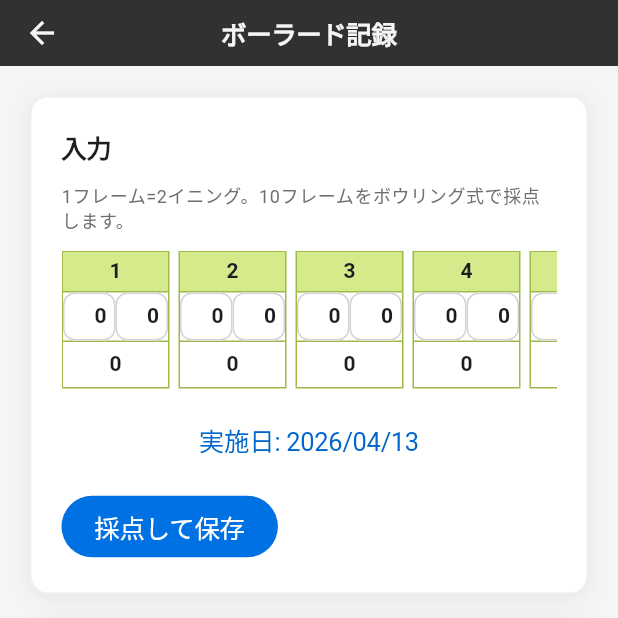
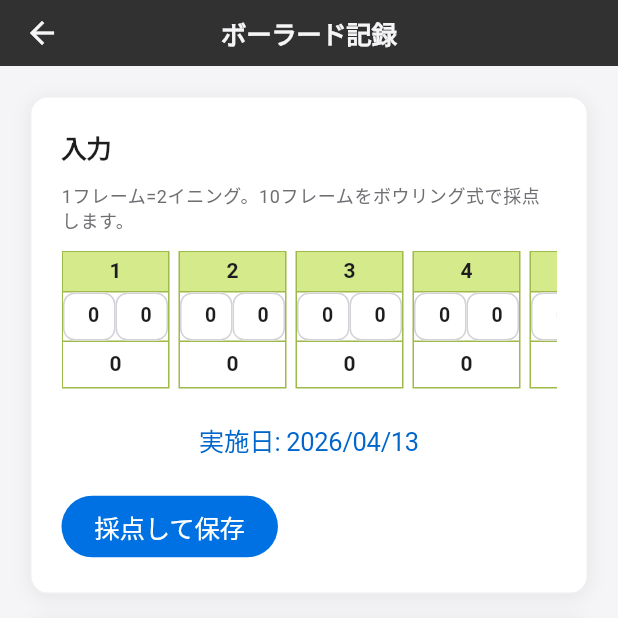
Before and after one commit to 7aota7-ai/billiards_flutter, a Flutter app: the BowlardRecordScreen screen opened directly, on a phone screen of 412 x 824 dp, the top half of it. Run offline on Flutter 3.47's test engine with Material 3 defaults, Android fonts, the phone set to English and light mode, and no system bars; our stand-ins replace shared_preferences; accounts and stored records are empty; Roboto replaces fonts that are missing (Meiryo UI).

Commit message:
fix: restore bowlard score input on mobile
Remove the overlay-based roll rendering and use direct text field input so taps work reliably on mobile browsers while keeping score hints visible.

Made-with: Cursor

```diff
--- a/lib/screens/bowlard_record_screen.dart
+++ b/lib/screens/bowlard_record_screen.dart
@@ -453,16 +453,14 @@ class _BowlardRecordScreenState extends State<BowlardRecordScreen> {
           child: _rollInput(
             controller: _firstBalls[index],
             alignRight: true,
-            hint: '',
-            preview: _markForFirst(firstValue),
+            hint: _markForFirst(firstValue),
           ),
         ),
         Expanded(
           child: _rollInput(
             controller: _secondBalls[index],
             alignRight: true,
-            hint: '',
-            preview: _markForSecond(firstValue, secondValue),
+            hint: _markForSecond(firstValue, secondValue),
           ),
         ),
       ],
@@ -480,32 +478,28 @@ class _BowlardRecordScreenState extends State<BowlardRecordScreen> {
           child: _rollInput(
             controller: _firstBalls[9],
             alignRight: true,
-            hint: '',
-            preview: _markForFirst(f10),
+            hint: _markForFirst(f10),
           ),
         ),
         Expanded(
           child: _rollInput(
             controller: _secondBalls[9],
             alignRight: true,
-            hint: '',
-            preview: _markForSecond(f10, s10),
+            hint: _markForSecond(f10, s10),
           ),
         ),
         Expanded(
           child: _rollInput(
             controller: _bonus1,
             alignRight: true,
-            hint: '',
-            preview: needBonus1 ? '${_parseRoll(_bonus1) ?? 0}' : '',
+            hint: needBonus1 ? '${_parseRoll(_bonus1) ?? 0}' : '',
           ),
         ),
         Expanded(
           child: _rollInput(
             controller: _bonus2,
             alignRight: true,
-            hint: '',
-            preview: needBonus2 ? '${_parseRoll(_bonus2) ?? 0}' : '',
+            hint: needBonus2 ? '${_parseRoll(_bonus2) ?? 0}' : '',
           ),
         ),
       ],
@@ -516,42 +510,29 @@ class _BowlardRecordScreenState extends State<BowlardRecordScreen> {
     required TextEditingController controller,
     required bool alignRight,
     required String hint,
-    required String preview,
   }) {
-    return Stack(
-      children: [
-        TextField(
+    return TextField(
       controller: controller,
       keyboardType: TextInputType.number,
       inputFormatters: [FilteringTextInputFormatter.digitsOnly],
       textAlign: alignRight ? TextAlign.right : TextAlign.left,
-          style: const TextStyle(color: Colors.transparent, fontSize: 12),
+      style: const TextStyle(
+        color: AppleColors.nearBlack,
+        fontSize: 13,
+        fontWeight: FontWeight.w700,
+      ),
       cursorColor: AppleColors.nearBlack,
       decoration: InputDecoration(
         isDense: true,
         border: InputBorder.none,
         hintText: hint,
-            contentPadding:
-                const EdgeInsets.symmetric(horizontal: 4, vertical: 8),
+        hintStyle: const TextStyle(
+          color: AppleColors.glyphGraySecondary,
+          fontWeight: FontWeight.w600,
+        ),
+        contentPadding: const EdgeInsets.symmetric(horizontal: 4, vertical: 8),
       ),
       onChanged: (_) => setState(() {}),
-        ),
-        IgnorePointer(
-          child: Positioned.fill(
-            child: Align(
-              alignment:
-                  alignRight ? Alignment.centerRight : Alignment.centerLeft,
-              child: Padding(
-                padding: const EdgeInsets.symmetric(horizontal: 6),
-                child: Text(
-                  preview,
-                  style: const TextStyle(fontWeight: FontWeight.w700),
-                ),
-              ),
-            ),
-          ),
-        ),
-      ],
     );
   }
 }
```
Lines whose indentation alone changed are shown as unchanged.
